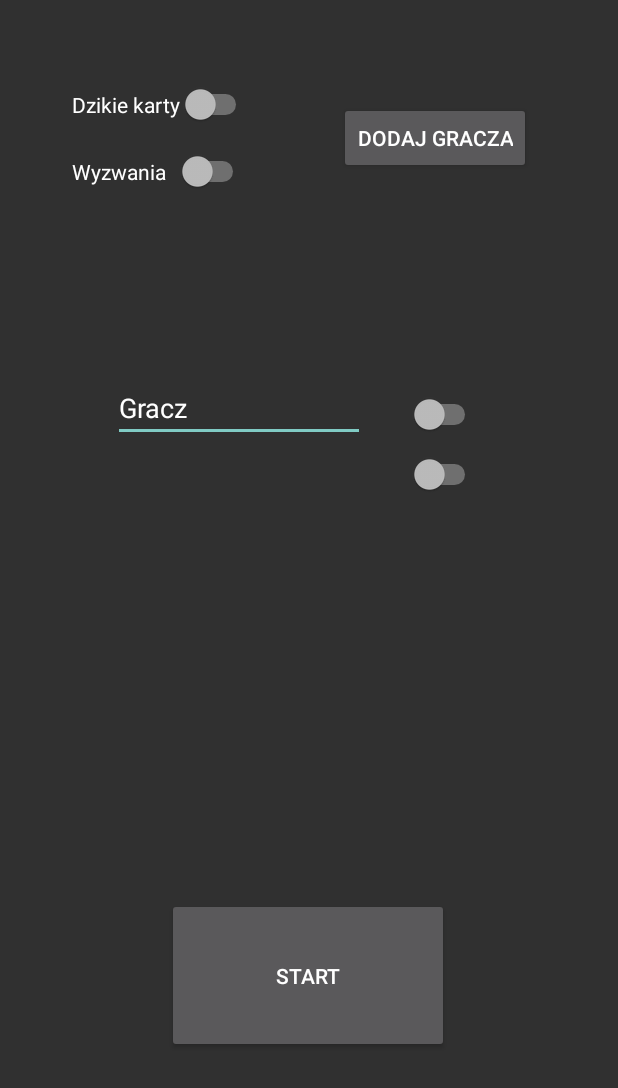
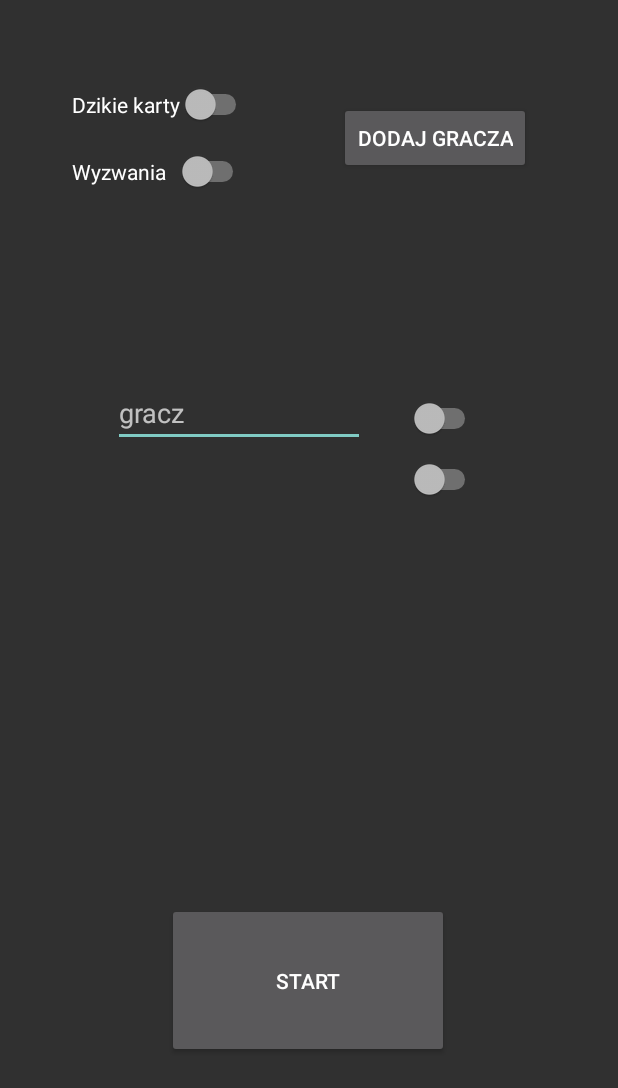
Before and after one commit to TPL-TEAM/KartyNaImprezeAPK, an Android app built with Jetpack Compose: the UzytkownicyAc screen opened directly, with no data from a screen before it, on a phone screen of 412 x 824 dp. Shown: the top 1088 px of the screen. Run offline under Robolectric (Android 15) with nearby library versions, the phone set to English and light mode, and no system bars; 1 statement that could not run was skipped.

Commit message:
31.01.2024 - grafiki1

```diff
--- a/app/src/main/java/pl/jdteam/kartymelanzowe/GameplayAc.kt
+++ b/app/src/main/java/pl/jdteam/kartymelanzowe/GameplayAc.kt
@@ -23,7 +23,7 @@ class GameplayAc : ComponentActivity() {
 
 
         val ogolne: Array<String> = resources.getStringArray(R.array.ogolne)
-        val pytania: Array<String> = resources.getStringArray(R.array.pytania)
+        val pytania: Array<String> = resources.getStringArray(R.array.pytaniaa)
         var pytania_lista = pytania.toCollection(ArrayList())
 
         if(intent.getBooleanExtra("DZIKIE_KARTY", false) == true){
--- a/app/src/main/res/layout/activity_uzytkownicy.xml
+++ b/app/src/main/res/layout/activity_uzytkownicy.xml
@@ -36,11 +36,27 @@
         app:layout_constraintEnd_toEndOf="parent"
         app:layout_constraintStart_toStartOf="parent"
         app:layout_constraintTop_toTopOf="parent"
-        app:layout_constraintVertical_bias="0.433">
+        app:layout_constraintVertical_bias="0.44">
 
         <androidx.constraintlayout.widget.ConstraintLayout
             android:layout_width="match_parent"
             android:layout_height="wrap_content">
+
+
+            <EditText
+                android:id="@+id/gracz1"
+                android:layout_width="168dp"
+                android:layout_height="39dp"
+                android:layout_marginTop="40dp"
+                android:autofillHints="Gracz"
+                android:ems="10"
+                android:hint="gracz"
+                android:inputType="text"
+                android:text=""
+                app:layout_constraintEnd_toEndOf="parent"
+                app:layout_constraintHorizontal_bias="0.0"
+                app:layout_constraintStart_toStartOf="parent"
+                app:layout_constraintTop_toTopOf="parent" />
 
             <EditText
                 android:id="@+id/gracz2"
@@ -56,20 +72,6 @@
                 app:layout_constraintStart_toStartOf="parent"
                 app:layout_constraintTop_toBottomOf="@+id/gracz1" />
 
-            <EditText
-                android:id="@+id/gracz1"
-                android:layout_width="168dp"
-                android:layout_height="39dp"
-                android:layout_marginTop="40dp"
-                android:ems="10"
-                android:inputType="text"
-                android:text="Gracz"
-                app:layout_constraintEnd_toEndOf="parent"
-                app:layout_constraintHorizontal_bias="0.0"
-                app:layout_constraintStart_toStartOf="parent"
-                app:layout_constraintTop_toTopOf="parent"
-                android:autofillHints="Gracz" />
-
             <Switch
                 android:id="@+id/switch3"
                 android:layout_width="55dp"
@@ -82,6 +84,7 @@
                 app:layout_constraintHorizontal_bias="0.529"
                 app:layout_constraintStart_toEndOf="@+id/gracz1"
                 app:layout_constraintTop_toTopOf="@+id/gracz1"
+                app:layout_constraintVertical_bias="0.0"
                 tools:ignore="UseSwitchCompatOrMaterialXml" />
 
             <Switch
--- a/app/src/main/res/values/pytania.xml
+++ b/app/src/main/res/values/pytania.xml
@@ -26,4 +26,9 @@
         <item>wybierz jedną opcję wyruchać mamę/wyruchać siostrę</item>
         <item>Lubisz Dawida Kwiatkowskiego jeśli tak to pijesz </item>
     </string-array>
+    <string-array name="pytaniaa">
+        <item>3</item>
+        <item>4</item>
+        <item>1</item>
+    </string-array>
 </resources>
--- a/app/src/main/res/values/wyzwania.xml
+++ b/app/src/main/res/values/wyzwania.xml
@@ -26,4 +26,6 @@
         <item>zdejmij jedną część ubrania</item>
         <item>zagraj z wybraną osobą w kamień papier norzyce przegrany pije</item>
     </string-array>
+    <string-array name="wyzwania2">
+    </string-array>
 </resources>
```
Also changed, not shown: app/src/main/java/pl/jdteam/kartymelanzowe/UzytkownicyAc.kt (+9 -1 lines).
